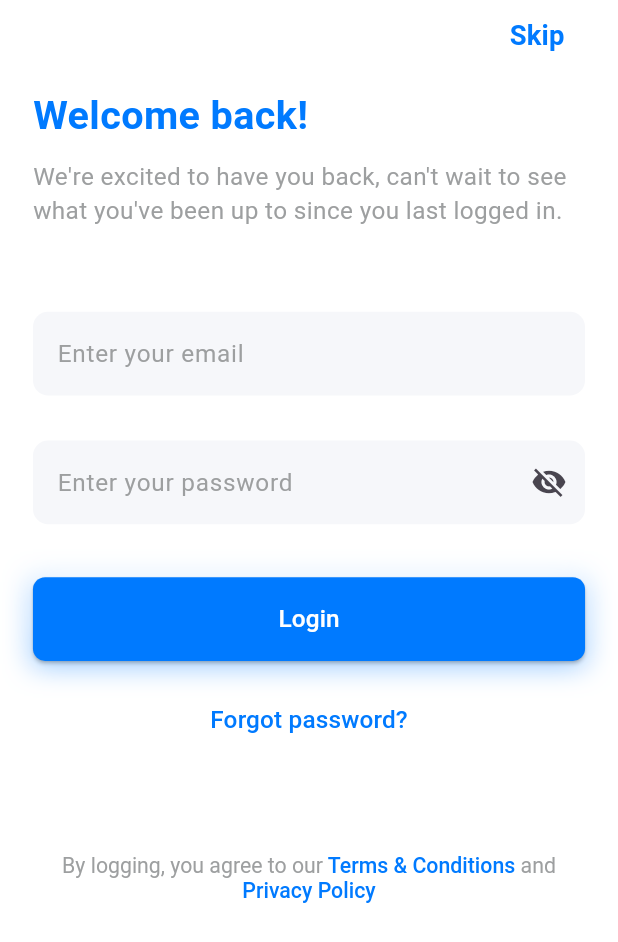
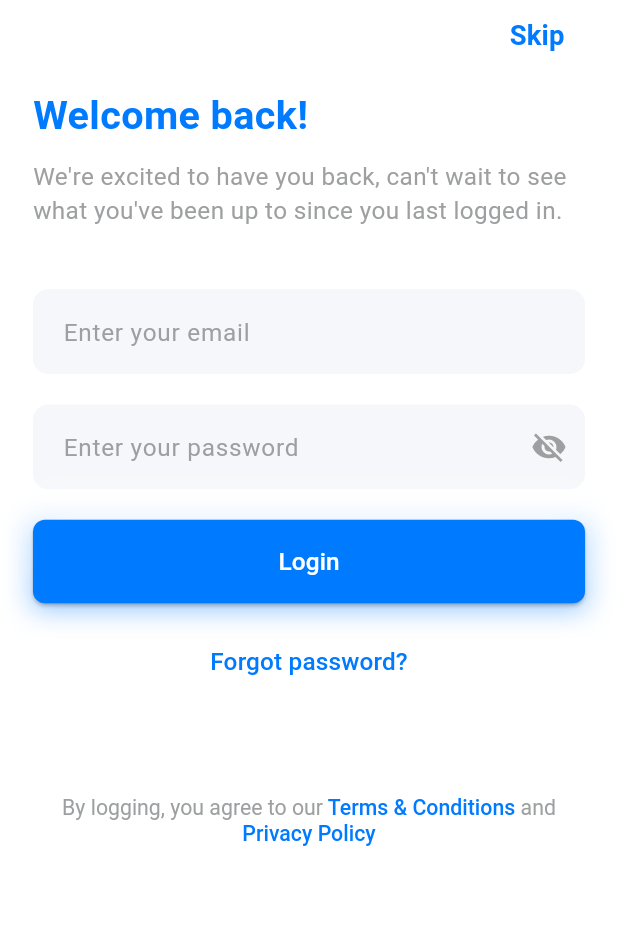
Before and after one commit to moustafahd/eductaional_app, a Flutter app: the screen it shows after launch, on a phone screen of 412 x 824 dp. Shown: the top 942 px of the screen. Run offline on Flutter 3.47's test engine with Material 3 defaults, Android fonts, the phone set to English and light mode, and no system bars; our stand-ins replace chewie, dio, flutter_bloc, flutter_screenutil, freezed_annotation, get_it and 3 more; generated files the repository leaves out were written again.

Commit message:
- Custom text form field refactoring and solving errors

```diff
--- a/lib/core/widgets/custom_text_field.dart
+++ b/lib/core/widgets/custom_text_field.dart
@@ -24,28 +24,27 @@ class CustomTextField extends StatelessWidget {
   Widget build(BuildContext context) {
     return Column(
       children: [
-        Container(
-          margin: const EdgeInsets.symmetric(vertical: 15),
-          height: 55.h,
-          decoration: BoxDecoration(
-            color: ColorManager.lightGrey,
-            borderRadius: circularBorder(10),
-          ),
-
-          child: TextFormField(
+        TextFormField(
+          controller: controller,
           decoration: InputDecoration(
             hintStyle: TextStyles.font16GreyRegular,
             contentPadding: EdgeInsets.all(16.r),
             hintText: hintText,
-              border: InputBorder.none,
+            border: OutlineInputBorder(
+              borderRadius: circularBorder(10),
+              borderSide: BorderSide.none
+            ),
             suffixIcon: suffixIcon,
+            suffixIconColor: ColorManager.grey,
+            filled: true,
+            fillColor: ColorManager.lightGrey,
+
           ),
           obscureText: isObscureText ?? false,
           validator: (value) {
             return validator(value);
           },
         ),
-        ),
       ],
     );
   }
--- a/lib/features/auth/login/ui/widgets/email_and_password_form.dart
+++ b/lib/features/auth/login/ui/widgets/email_and_password_form.dart
@@ -1,5 +1,6 @@
 import 'package:flutter/material.dart';
 import 'package:flutter_bloc/flutter_bloc.dart';
+import 'package:untitled2/core/helpers/helpers.dart';
 import 'package:untitled2/core/helpers/regex.dart';
 import 'package:untitled2/core/widgets/custom_text_field.dart';
 import 'package:untitled2/features/auth/login/logic/cubit/login_cubit.dart';
@@ -123,6 +124,7 @@ class _EmailAndPasswordFormState extends State<EmailAndPasswordForm> {
             },
             controller: context.read<LoginCubit>().emailController,
           ),
+          verticalSpace(20),
           CustomTextField(
             hintText: S.of(context).passwordHint,
             validator: (value) {
```
Also changed, not shown: lib/core/networking/api_constants.dart (+0 -19 lines). Lines whose indentation alone changed are shown as unchanged.
